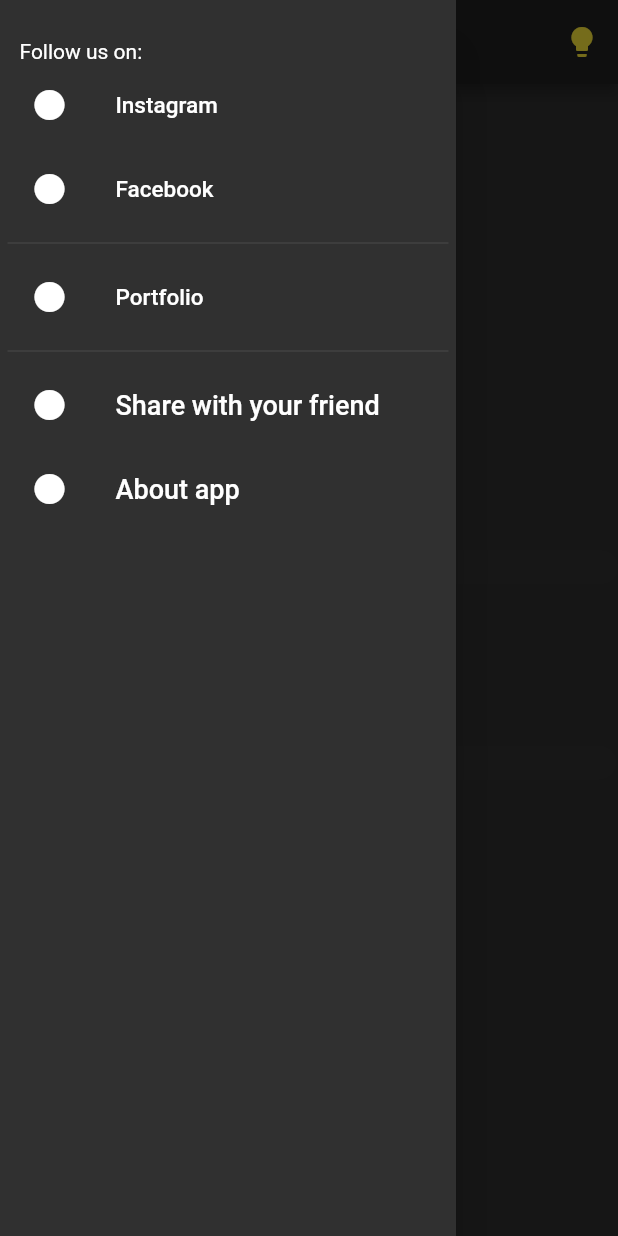
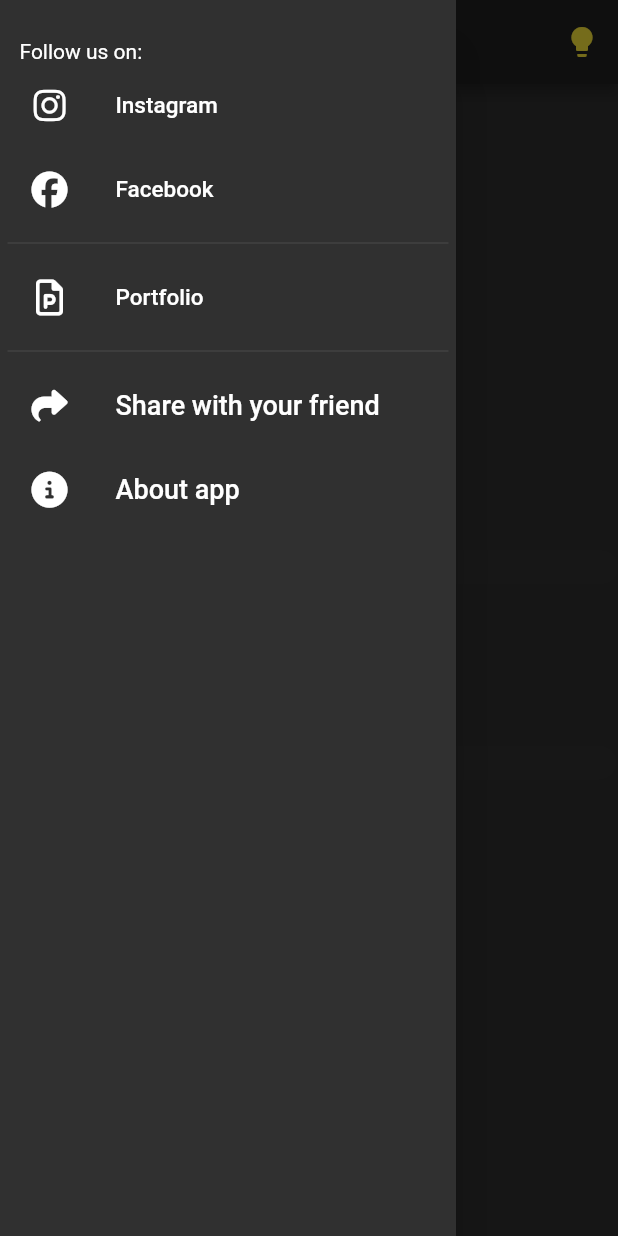
Before and after one commit to abraraltaf92/tic_tac_toe, a Flutter app: the screen it shows after launch, with the side drawer open, on a phone screen of 412 x 824 dp. Run offline on Flutter 3.47's test engine with Material 2 defaults, Android fonts, the phone set to English and light mode, and no system bars; our stand-ins replace animated_splash_screen, animated_text_kit, auto_size_text, flutter_icons, flutter_speed_dial, fluttertoast and 4 more; missing offline and left inert: launch_review.

Commit message:
drawer icons added

```diff
--- a/lib/ui/home.dart
+++ b/lib/ui/home.dart
@@ -1,6 +1,7 @@
 import 'dart:io';
 import 'package:flutter/cupertino.dart';
 import 'package:flutter/material.dart';
+import 'package:flutter_icons/flutter_icons.dart';
 import 'package:flutter_speed_dial/flutter_speed_dial.dart';
 import 'package:fluttertoast/fluttertoast.dart';
 import 'package:get/get.dart';
@@ -75,7 +76,8 @@ class _HomeState extends State<Home> {
                           throw 'Could not launch $url';
                         }
                       },
-                      leading: const Icon(Icons.circle),
+                      leading:
+                          Expanded(child: const Icon(FontAwesome.instagram)),
                       title: const Text(
                         "Instagram",
                         style: TextStyle(
@@ -92,7 +94,7 @@ class _HomeState extends State<Home> {
                           throw 'Could not launch $url';
                         }
                       },
-                      leading: const Icon(Icons.circle),
+                      leading: const Icon(FontAwesome.facebook),
                       title: const Text(
                         "Facebook",
                         style: TextStyle(
@@ -110,7 +112,7 @@ class _HomeState extends State<Home> {
                           throw 'Could not launch $url';
                         }
                       },
-                      leading: const Icon(Icons.circle),
+                      leading: const Icon(FontAwesome.file_powerpoint_o),
                       title: const Text(
                         "Portfolio",
                         style: TextStyle(
@@ -128,7 +130,7 @@ class _HomeState extends State<Home> {
                           Share.share('itms-apps//');
                         }
                       },
-                      leading: const Icon(Icons.circle),
+                      leading: const Icon(FontAwesome.share),
                       title: const Text(
                         "Share with your friend",
                         style: TextStyle(
@@ -193,7 +195,7 @@ class _HomeState extends State<Home> {
                             ),
                           ]),
                       // onPressed: null,
-                      leading: const Icon(Icons.circle),
+                      leading: const Icon(FontAwesome.info_circle),
                       title: const Text(
                         "About app",
                         style: TextStyle(
--- a/pubspec.yaml
+++ b/pubspec.yaml
@@ -37,6 +37,7 @@ dependencies:
   shared_preferences: ^0.5.12+4
   url_launcher: ^5.7.10
   share: ^0.6.5+4
+  flutter_icons: ^1.1.0
 flutter_icons:
   android: false
   ios: true
```
Also changed, not shown: pubspec.lock.
